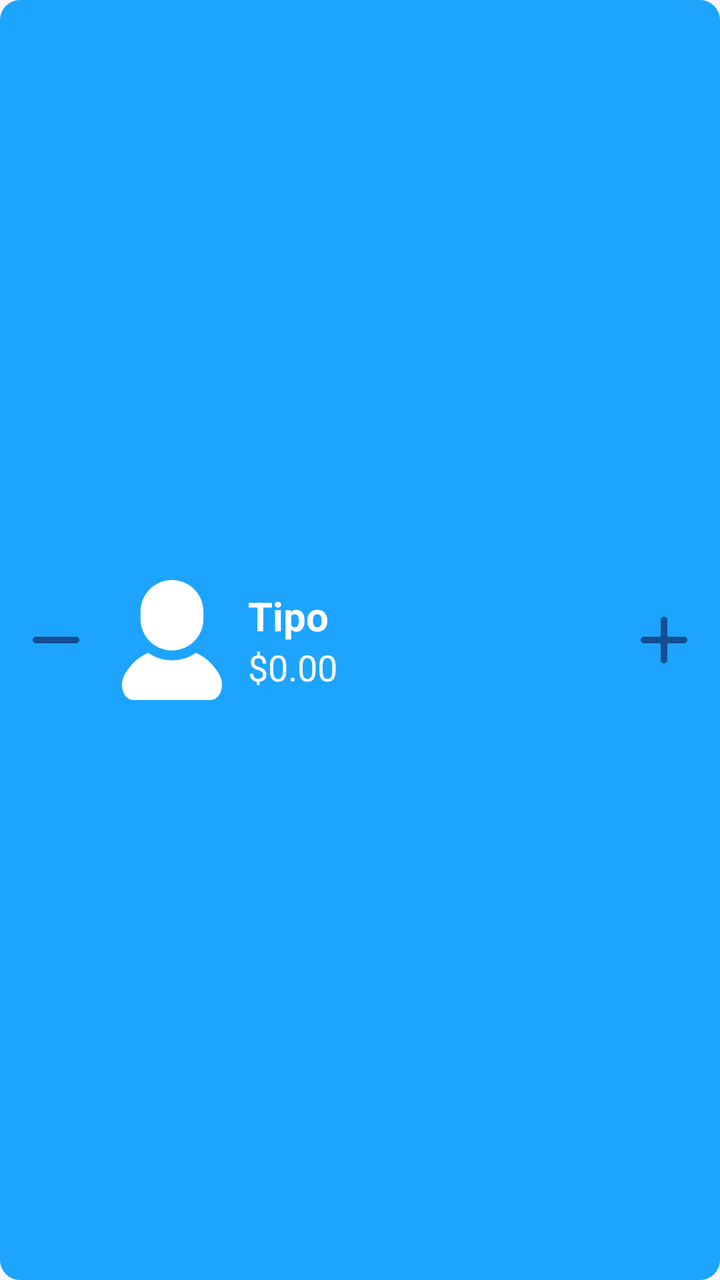
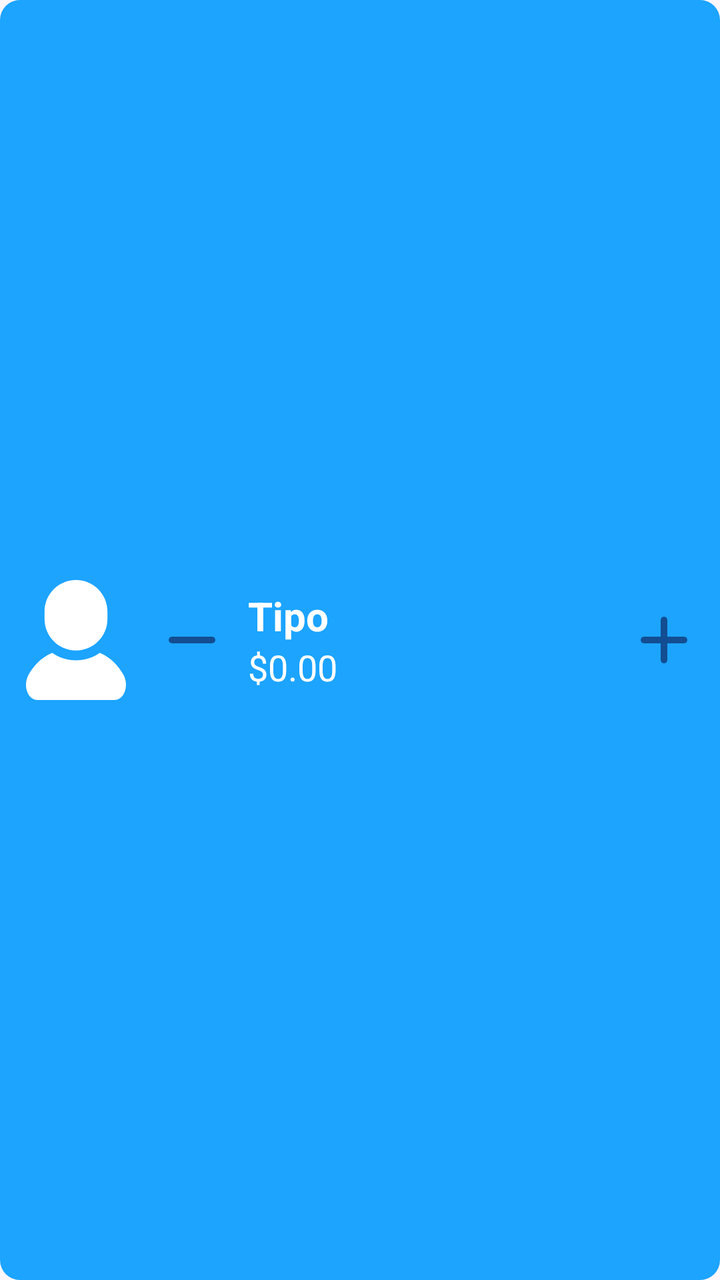

Two renders of the same Android screen: before a commit and after it. Below are the layout's source before the change and the commit's diff.
<!-- AndroidManifest.xml: application theme Theme.Cobro -->
<!-- res/layout/card_tarifa.xml -->
<?xml version="1.0" encoding="utf-8"?>
<LinearLayout
    xmlns:android="http://schemas.android.com/apk/res/android"
    android:id="@+id/cardTarifa"
    android:layout_width="wrap_content"
    android:layout_height="wrap_content"
    android:orientation="horizontal"
    android:background="@drawable/borde_btn_normal"
    android:clickable="true"
    android:focusable="true"
    android:gravity="center_vertical"
    android:padding="8dp"
    android:layout_marginBottom="40dp">


    
    <Button
        android:id="@+id/btnMenosTarifa"
        android:layout_width="40dp"
        android:layout_height="40dp"
        android:text="-"
        android:textSize="18sp"
        android:background="@drawable/menos"
        android:backgroundTint="@color/white"
        android:layout_marginEnd="8dp" />

    
    <ImageView
        android:id="@+id/iconTarifa"
        android:layout_width="60dp"
        android:layout_height="60dp"
        android:src="@drawable/persona"
        android:layout_marginEnd="8dp" />

    
    <LinearLayout
        android:layout_width="0dp"
        android:layout_height="wrap_content"
        android:layout_weight="1"
        android:orientation="vertical">

        <TextView
            android:id="@+id/txtNombreTarifa"
            android:layout_width="wrap_content"
            android:layout_height="wrap_content"
            android:text="Tipo"
            android:textColor="@color/white"
            android:textSize="20sp"
            android:textStyle="bold" />

        <TextView
            android:id="@+id/txtPrecioTarifa"
            android:layout_width="wrap_content"
            android:layout_height="wrap_content"
            android:text="$0.00"
            android:textColor="@color/white"
            android:textSize="18sp" />
    </LinearLayout>

    
    <Button
        android:id="@+id/btnMasTarifa"
        android:layout_width="40dp"
        android:layout_height="40dp"
        android:text="+"
        android:textSize="18sp"
        android:background="@drawable/mas"
        android:layout_marginStart="8dp" />

</LinearLayout>
<!-- resources referenced by this layout -->
<resources>
  <color name="white">#FFFFFFFF</color>
  <!-- drawable borde_btn_normal (drawable) -->
  <?xml version="1.0" encoding="utf-8"?>
  <shape xmlns:android="http://schemas.android.com/apk/res/android"
      android:shape="rectangle">
  
  
      
      <solid android:color="#1CA4FF" /> 
  
      
      <corners android:radius="10dp" />
  </shape>
  <!-- drawable mas (drawable) -->
  <vector xmlns:android="http://schemas.android.com/apk/res/android"
      android:width="800dp"
      android:height="800dp"
      android:viewportWidth="24"
      android:viewportHeight="24">
    <path
        android:pathData="M6,12H12M12,12H18M12,12V18M12,12V6"
        android:strokeLineJoin="round"
        android:strokeWidth="2"
        android:fillColor="#00000000"
        android:strokeColor="#ffffff"
        android:strokeLineCap="round"/>
  </vector>
  <!-- drawable menos (drawable) -->
  <vector xmlns:android="http://schemas.android.com/apk/res/android"
      android:width="800dp"
      android:height="800dp"
      android:viewportWidth="24"
      android:viewportHeight="24">
    <path
        android:pathData="M6,12H18"
        android:strokeLineJoin="round"
        android:strokeWidth="2"
        android:fillColor="#00000000"
        android:strokeColor="#ffffff"
        android:strokeLineCap="round"/>
  </vector>
  <!-- drawable persona (drawable) -->
  <vector xmlns:android="http://schemas.android.com/apk/res/android"
      android:width="800dp"
      android:height="800dp"
      android:viewportWidth="512"
      android:viewportHeight="512">
    <path
        android:pathData="M458.16,404.22c-18.93,-33.65 -49.93,-71.76 -100.41,-93.43c-28.87,20.2 -63.94,32.09 -101.75,32.09c-37.83,0 -72.9,-11.89 -101.77,-32.09c-50.47,21.67 -81.48,59.78 -100.4,93.43C28.73,448.85 48.42,512 91.84,512c43.43,0 164.16,0 164.16,0s120.73,0 164.15,0C463.58,512 483.27,448.85 458.16,404.22z"
        android:fillColor="#FFFFFF"/>
    <path
        android:pathData="M256.01,300.64c74.14,0 134.23,-60.11 134.23,-134.24v-32.16C390.24,60.11 330.15,0 256.01,0c-74.15,0 -134.25,60.11 -134.25,134.24V166.4C121.75,240.53 181.85,300.64 256.01,300.64z"
        android:fillColor="#FFFFFF"/>
  </vector>
  <style name="Theme.Cobro" parent="Base.Theme.Cobro" />
  <style name="Base.Theme.Cobro" parent="Theme.Material3.DayNight.NoActionBar">
          
          
          <item name="colorPrimary">@color/colorPrimary</item>
          <item name="colorPrimaryVariant">@color/colorPrimaryDark</item>
          <item name="colorOnPrimary">@color/white</item>
          <item name="colorOnSecondary">@color/black</item>
  
      </style>
  <color name="colorPrimary">#124e91</color>
  <color name="colorPrimaryDark">#1A5276</color>
  <color name="black">#FF000000</color>
</resources>

<!-- the commit's change to res/layout/card_tarifa.xml (unified diff, before → after) -->
@@ -12,6 +12,13 @@
     android:padding="8dp"
     android:layout_marginBottom="40dp">
 
+    
+    <ImageView
+        android:id="@+id/iconTarifa"
+        android:layout_width="60dp"
+        android:layout_height="60dp"
+        android:src="@drawable/persona"
+        android:layout_marginEnd="8dp" />
 
     
     <Button
@@ -24,13 +31,7 @@
         android:backgroundTint="@color/white"
         android:layout_marginEnd="8dp" />
 
-    
-    <ImageView
-        android:id="@+id/iconTarifa"
-        android:layout_width="60dp"
-        android:layout_height="60dp"
-        android:src="@drawable/persona"
-        android:layout_marginEnd="8dp" />
+
 
     
     <LinearLayout
